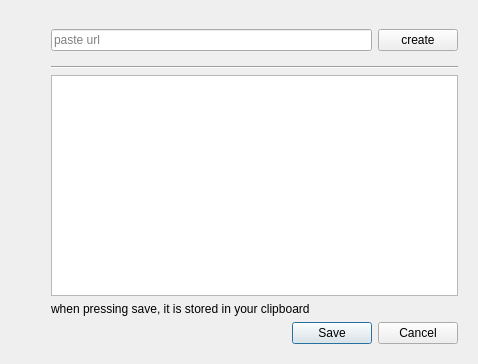
Qt form dialog.ui (skriptum/markdown) before a commit.
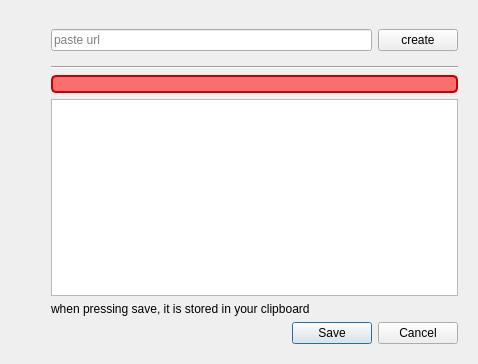
The same form after that commit. Icons and pictures are not drawn.

Commit message: added mainwindow icons and error label in dialog

What changed in the file:
```diff
--- a/dialog.ui
+++ b/dialog.ui
@@ -146,6 +146,22 @@
         </property>
        </widget>
       </item>
+      <item>
+       <widget class="QLabel" name="error_label">
+        <property name="enabled">
+         <bool>true</bool>
+        </property>
+        <property name="styleSheet">
+         <string notr="true">border: 2px solid rgba(200,0,0,1);
+border-radius: 5px;
+background: rgba(255, 38, 36, 162);
+color: white;</string>
+        </property>
+        <property name="text">
+         <string/>
+        </property>
+       </widget>
+      </item>
       <item>
        <widget class="QTextBrowser" name="text_ouput"/>
       </item>
```
The commit also changes 11 other files.
